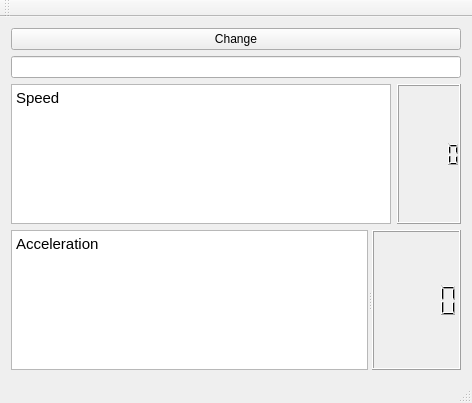
aochab/Object-oriented-programming, file 09-Qt/simple_gui/mainwindow.ui: the form before one commit.
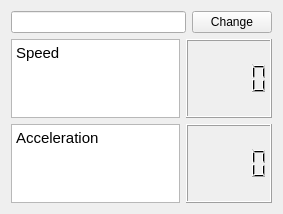
The form after the commit.

```diff
--- a/09-Qt/simple_gui/mainwindow.ui
+++ b/09-Qt/simple_gui/mainwindow.ui
@@ -6,32 +6,30 @@
    <rect>
     <x>0</x>
     <y>0</y>
-    <width>472</width>
-    <height>403</height>
+    <width>283</width>
+    <height>214</height>
    </rect>
   </property>
   <property name="windowTitle">
    <string>MainWindow</string>
   </property>
   <widget class="QWidget" name="centralWidget">
-   <layout class="QVBoxLayout" name="verticalLayout">
-    <item>
-     <widget class="QPushButton" name="pushButton">
-      <property name="text">
-       <string>Change</string>
-      </property>
-     </widget>
-    </item>
-    <item>
+   <layout class="QGridLayout" name="gridLayout">
+    <item row="0" column="0" colspan="2">
      <widget class="QLineEdit" name="lineEditDisplacement">
       <property name="text">
        <string/>
       </property>
      </widget>
     </item>
-    <item>
-     <layout class="QHBoxLayout" name="horizontalLayout">
-      <item>
+    <item row="0" column="2">
+     <widget class="QPushButton" name="pushButton">
+      <property name="text">
+       <string>Change</string>
+      </property>
+     </widget>
+    </item>
+    <item row="1" column="0">
        <widget class="QTextBrowser" name="textBrowser">
         <property name="html">
          <string>&lt;!DOCTYPE HTML PUBLIC &quot;-//W3C//DTD HTML 4.0//EN&quot; &quot;http://www.w3.org/TR/REC-html40/strict.dtd&quot;&gt;
@@ -42,16 +40,10 @@
         </property>
        </widget>
       </item>
-      <item>
+    <item row="1" column="1" colspan="2">
        <widget class="QLCDNumber" name="lcdNumberSpeed"/>
       </item>
-     </layout>
-    </item>
-    <item>
-     <widget class="QSplitter" name="splitter">
-      <property name="orientation">
-       <enum>Qt::Horizontal</enum>
-      </property>
+    <item row="2" column="0">
       <widget class="QTextBrowser" name="textBrowser_2">
        <property name="html">
         <string>&lt;!DOCTYPE HTML PUBLIC &quot;-//W3C//DTD HTML 4.0//EN&quot; &quot;http://www.w3.org/TR/REC-html40/strict.dtd&quot;&gt;
@@ -61,30 +53,12 @@
 &lt;p style=&quot; margin-top:0px; margin-bottom:0px; margin-left:0px; margin-right:0px; -qt-block-indent:0; text-indent:0px;&quot;&gt;Acceleration&lt;/p&gt;&lt;/body&gt;&lt;/html&gt;</string>
        </property>
       </widget>
+    </item>
+    <item row="2" column="1" colspan="2">
       <widget class="QLCDNumber" name="lcdNumberAcceleration"/>
-     </widget>
     </item>
    </layout>
   </widget>
-  <widget class="QMenuBar" name="menuBar">
-   <property name="geometry">
-    <rect>
-     <x>0</x>
-     <y>0</y>
-     <width>472</width>
-     <height>29</height>
-    </rect>
-   </property>
-  </widget>
-  <widget class="QToolBar" name="mainToolBar">
-   <attribute name="toolBarArea">
-    <enum>TopToolBarArea</enum>
-   </attribute>
-   <attribute name="toolBarBreak">
-    <bool>false</bool>
-   </attribute>
-  </widget>
-  <widget class="QStatusBar" name="statusBar"/>
  </widget>
  <layoutdefault spacing="6" margin="11"/>
  <resources/>
```
Lines whose indentation alone changed are shown as unchanged.
